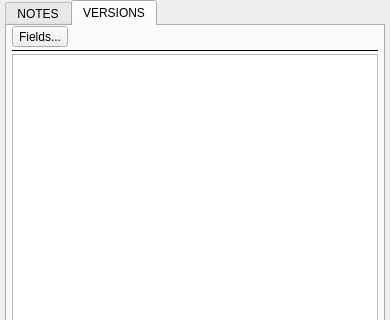
Above: resources/details_panel_widget.ui from shotgunsoftware/tk-rv-shotgunreview before the change; both pictures show x 0 to 390 and y 0 to 320 of the 390 by 737 pixel window. Below: the same form after it.
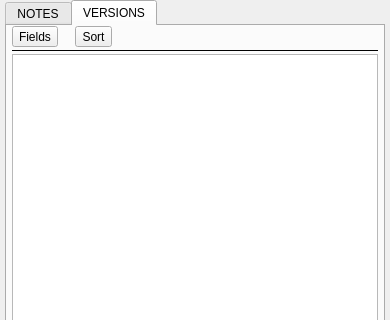
That is the form after the change. The open tabs and pages were chosen to show the change. Icons and pictures are not drawn. Custom widgets are drawn as their Qt base class.

Commit message:
#34770 Implements sorting and filtering in the Versions tab of the details panel. (#12)
* Adds ascending/descending controls for sorting.
* Adds sorting on multiple fields concurrently, or order that they're chosen.
* Adds specific support for field data types that don't stringify well for the purposes of sorting and filtering.

```diff
--- a/resources/details_panel_widget.ui
+++ b/resources/details_panel_widget.ui
@@ -309,14 +309,101 @@
            <number>0</number>
           </property>
           <item>
-           <widget class="QToolButton" name="version_fields_button">
-            <property name="text">
-             <string>Fields...</string>
+           <layout class="QHBoxLayout" name="horizontalLayout_3">
+            <property name="spacing">
+             <number>10</number>
             </property>
-            <property name="popupMode">
-             <enum>QToolButton::InstantPopup</enum>
+            <property name="rightMargin">
+             <number>0</number>
             </property>
-           </widget>
+            <item>
+             <layout class="QHBoxLayout" name="horizontalLayout_6">
+              <property name="spacing">
+               <number>0</number>
+              </property>
+              <property name="leftMargin">
+               <number>0</number>
+              </property>
+              <item>
+               <widget class="QToolButton" name="version_fields_button">
+                <property name="text">
+                 <string>Fields</string>
+                </property>
+                <property name="popupMode">
+                 <enum>QToolButton::InstantPopup</enum>
+                </property>
+                <property name="toolButtonStyle">
+                 <enum>Qt::ToolButtonTextBesideIcon</enum>
+                </property>
+               </widget>
+              </item>
+              <item>
+               <widget class="QLabel" name="label">
+                <property name="maximumSize">
+                 <size>
+                  <width>8</width>
+                  <height>8</height>
+                 </size>
+                </property>
+                <property name="text">
+                 <string/>
+                </property>
+                <property name="pixmap">
+                 <pixmap resource="resources.qrc">:/tk-rv-shotgunreview/arrow.png</pixmap>
+                </property>
+                <property name="scaledContents">
+                 <bool>true</bool>
+                </property>
+                <property name="alignment">
+                 <set>Qt::AlignCenter</set>
+                </property>
+               </widget>
+              </item>
+             </layout>
+            </item>
+            <item>
+             <layout class="QHBoxLayout" name="horizontalLayout_7">
+              <property name="spacing">
+               <number>0</number>
+              </property>
+              <property name="leftMargin">
+               <number>0</number>
+              </property>
+              <property name="rightMargin">
+               <number>0</number>
+              </property>
+              <item>
+               <widget class="QToolButton" name="version_sort_button">
+                <property name="text">
+                 <string>Sort</string>
+                </property>
+                <property name="popupMode">
+                 <enum>QToolButton::InstantPopup</enum>
+                </property>
+               </widget>
+              </item>
+              <item>
+               <widget class="QLabel" name="label_2">
+                <property name="maximumSize">
+                 <size>
+                  <width>8</width>
+                  <height>8</height>
+                 </size>
+                </property>
+                <property name="text">
+                 <string/>
+                </property>
+                <property name="pixmap">
+                 <pixmap resource="resources.qrc">:/tk-rv-shotgunreview/arrow.png</pixmap>
+                </property>
+                <property name="scaledContents">
+                 <bool>true</bool>
+                </property>
+               </widget>
+              </item>
+             </layout>
+            </item>
+           </layout>
           </item>
           <item>
            <spacer name="horizontalSpacer">
@@ -379,6 +466,12 @@
    <header>..list_item_widget</header>
    <container>1</container>
   </customwidget>
+  <customwidget>
+   <class>SearchWidget</class>
+   <extends>QWidget</extends>
+   <header>..qtwidgets</header>
+   <container>1</container>
+  </customwidget>
  </customwidgets>
  <resources>
   <include location="../../tk-multi-shotgunpanel/resources/resources.qrc"/>
```
Left out of the diff: 3 changed lines with no effect on the pictures. The commit also changes 14 other files.
